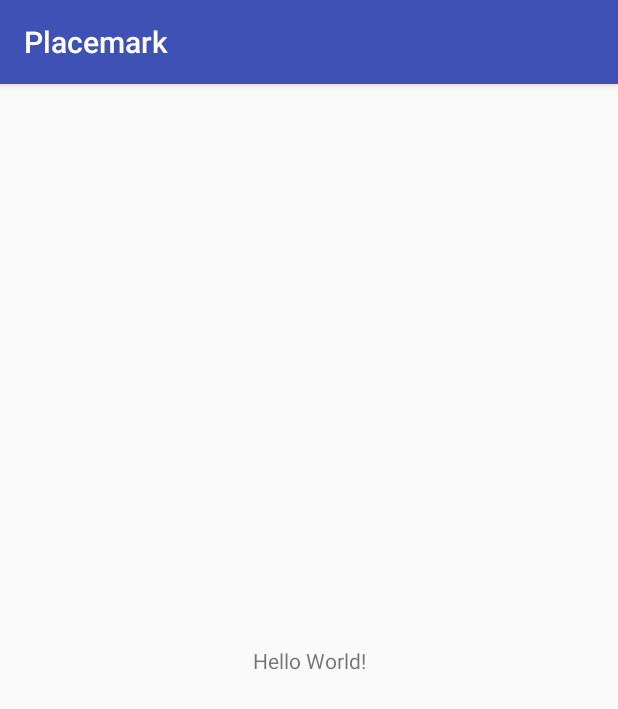
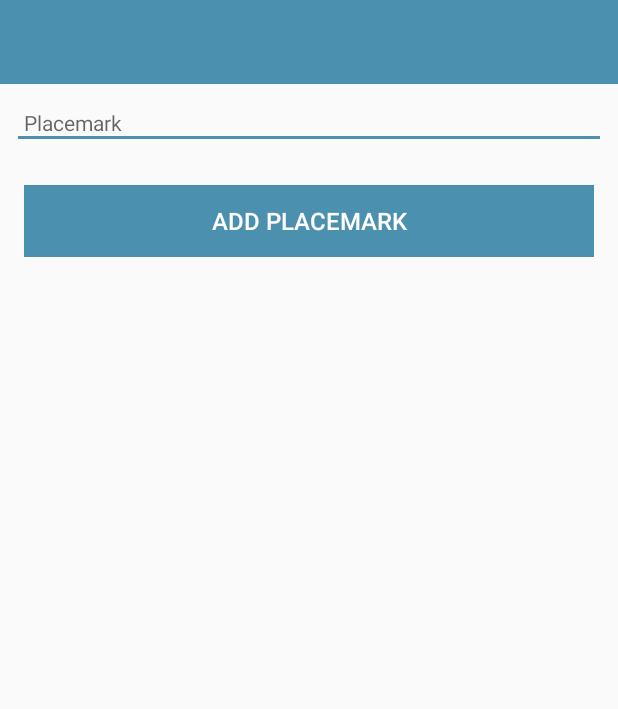
Before and after one commit to dimitraz/placemark, an Android app: the screen it shows after launch (PlacemarkActivity), on a phone screen of 412 x 824 dp. Shown: the top 709 px of the screen. Run offline under Robolectric (Android 15) with nearby library versions, the phone set to English and light mode, and no system bars; 1 statement that could not run was skipped.

Commit message:
Update theme and activity layout

```diff
--- a/app/build.gradle
+++ b/app/build.gradle
@@ -28,6 +28,8 @@ dependencies {
   implementation 'com.android.support:appcompat-v7:28.0.0-rc02'
   implementation 'com.android.support.constraint:constraint-layout:1.1.3'
   implementation 'com.android.support:design:28.0.0-rc02'
+  implementation 'org.jetbrains.anko:anko:0.10.5'
+  implementation 'org.jetbrains.anko:anko-commons:0.10.5'
   testImplementation 'junit:junit:4.12'
   androidTestImplementation 'com.android.support.test:runner:1.0.2'
   androidTestImplementation 'com.android.support.test.espresso:espresso-core:3.0.2'
--- a/app/src/main/java/com/example/mitch/placemark/PlacemarkActivity.kt
+++ b/app/src/main/java/com/example/mitch/placemark/PlacemarkActivity.kt
@@ -2,11 +2,27 @@ package com.example.mitch.placemark
 
 import android.os.Bundle
 import android.support.v7.app.AppCompatActivity
+import kotlinx.android.synthetic.main.activity_placemark.*
+import org.jetbrains.anko.AnkoLogger
+import org.jetbrains.anko.info
+import org.jetbrains.anko.toast
 
-class PlacemarkActivity : AppCompatActivity() {
+
+class PlacemarkActivity : AppCompatActivity(), AnkoLogger {
 
   override fun onCreate(savedInstanceState: Bundle?) {
     super.onCreate(savedInstanceState)
     setContentView(R.layout.activity_placemark)
+    info("Placemark Activity started..")
+
+    btnAdd.setOnClickListener() {
+      val placemarkTitle = placemarkTitle.text.toString()
+      if (placemarkTitle.isNotEmpty()) {
+        info("Button Pressed: $placemarkTitle")
+      }
+      else {
+        toast ("Please enter a valid title")
+      }
+    }
   }
 }
--- a/app/src/main/res/layout/activity_placemark.xml
+++ b/app/src/main/res/layout/activity_placemark.xml
@@ -6,13 +6,67 @@
     android:layout_height="match_parent"
     tools:context=".PlacemarkActivity">
 
-  <TextView
-      android:layout_width="wrap_content"
+  <RelativeLayout
+      android:layout_width="match_parent"
       android:layout_height="wrap_content"
-      android:text="Hello World!"
-      app:layout_constraintBottom_toBottomOf="parent"
-      app:layout_constraintLeft_toLeftOf="parent"
-      app:layout_constraintRight_toRightOf="parent"
-      app:layout_constraintTop_toTopOf="parent" />
+      tools:layout_editor_absoluteX="135dp"
+      tools:layout_editor_absoluteY="0dp">
+
+    <android.support.design.widget.AppBarLayout
+        android:id="@+id/appBarLayout"
+        android:layout_width="match_parent"
+        android:layout_height="wrap_content"
+        android:background="@color/colorAccent"
+        android:fitsSystemWindows="true"
+        app:elevation="0dip"
+        app:theme="@style/ThemeOverlay.AppCompat.Dark.ActionBar">
+
+      <android.support.v7.widget.Toolbar
+          android:id="@+id/toolbarAdd"
+          android:layout_width="match_parent"
+          android:layout_height="wrap_content"
+          app:titleTextColor="@color/colorPrimary" />
+    </android.support.design.widget.AppBarLayout>
+
+    <ScrollView
+        android:layout_width="match_parent"
+        android:layout_height="match_parent"
+        android:layout_below="@id/appBarLayout"
+        android:fillViewport="true">
+
+      <LinearLayout
+          android:layout_width="match_parent"
+          android:layout_height="wrap_content"
+          android:orientation="vertical">
+
+        <android.support.design.widget.TextInputEditText
+            android:id="@+id/placemarkTitle"
+            android:layout_width="match_parent"
+            android:layout_height="wrap_content"
+            android:layout_margin="8dp"
+            android:hint="@string/hint_placemarkTitle"
+            android:inputType="text"
+            android:maxLength="25"
+            android:maxLines="1"
+            android:padding="8dp"
+            android:textColor="@color/colorPrimaryDark"
+            android:textSize="14sp"/>
+
+        <Button
+            android:id="@+id/btnAdd"
+            android:layout_width="match_parent"
+            android:layout_height="wrap_content"
+            android:layout_margin="16dp"
+            android:background="@color/colorAccent"
+            android:paddingBottom="8dp"
+            android:paddingTop="8dp"
+            android:stateListAnimator="@null"
+            android:text="@string/button_addPlacemark"
+            android:textColor="@color/colorPrimary"
+            android:textSize="16sp"/>
+      </LinearLayout>
+    </ScrollView>
+
+  </RelativeLayout>
 
 </android.support.constraint.ConstraintLayout>
--- a/app/src/main/res/values/colors.xml
+++ b/app/src/main/res/values/colors.xml
@@ -1,6 +1,6 @@
 <?xml version="1.0" encoding="utf-8"?>
 <resources>
-  <color name="colorPrimary">#3F51B5</color>
-  <color name="colorPrimaryDark">#303F9F</color>
-  <color name="colorAccent">#FF4081</color>
+  <color name="colorPrimary">#FFFFFF</color>
+  <color name="colorPrimaryDark">#000000</color>
+  <color name="colorAccent">#4c90af</color>
 </resources>
--- a/app/src/main/res/values/strings.xml
+++ b/app/src/main/res/values/strings.xml
@@ -1,3 +1,5 @@
 <resources>
   <string name="app_name">Placemark</string>
+  <string name="hint_placemarkTitle">Placemark</string>
+  <string name="button_addPlacemark">Add Placemark</string>
 </resources>
--- a/app/src/main/res/values/styles.xml
+++ b/app/src/main/res/values/styles.xml
@@ -1,7 +1,7 @@
 <resources>
 
   <!-- Base application theme. -->
-  <style name="AppTheme" parent="Theme.AppCompat.Light.DarkActionBar">
+  <style name="AppTheme" parent="Theme.AppCompat.Light.NoActionBar">
     <!-- Customize your theme here. -->
     <item name="colorPrimary">@color/colorPrimary</item>
     <item name="colorPrimaryDark">@color/colorPrimaryDark</item>
```
